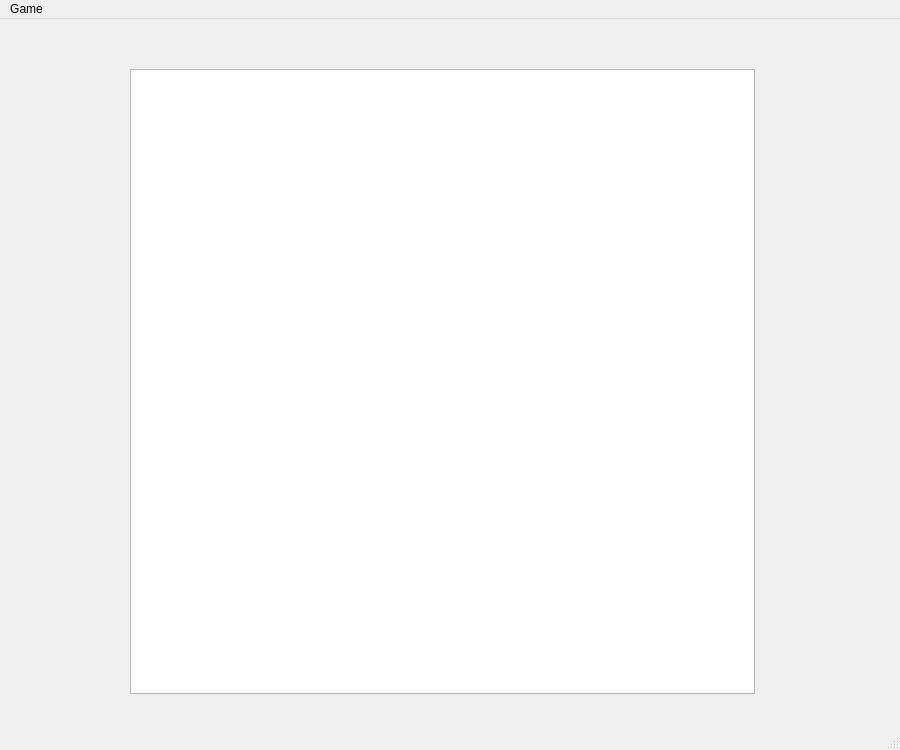
Old version of the form ChessBoard/views/ChessView.ui in the repository ijcuevas2/C-Plus-Plus-Chess.
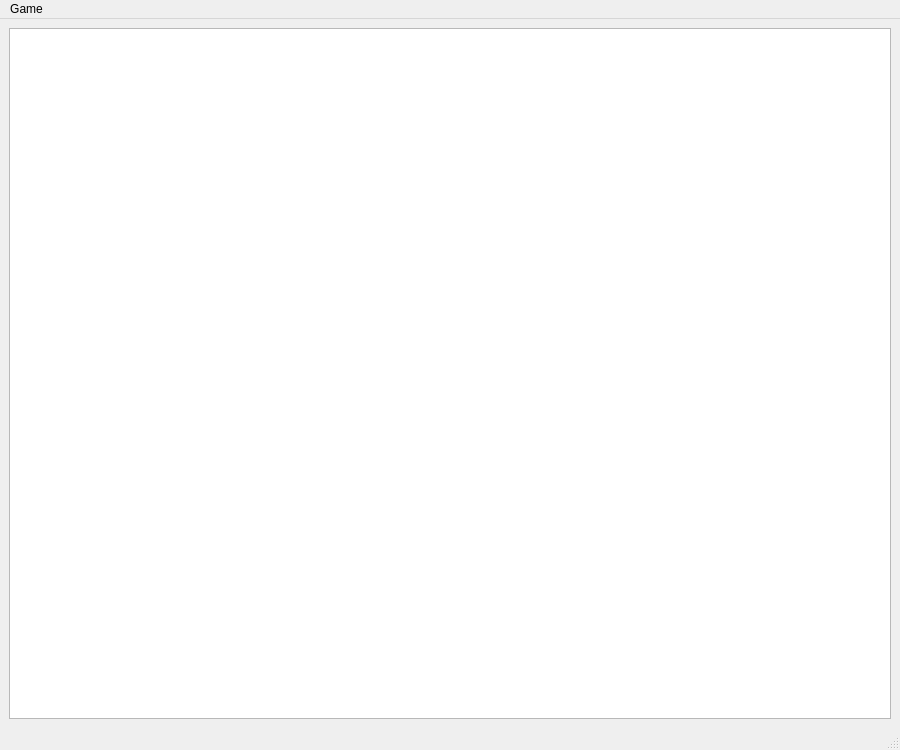
New version of the form.

Commit message: Adding CMake file and mediator class

Patch:
```diff
--- a/ChessBoard/views/ChessView.ui
+++ b/ChessBoard/views/ChessView.ui
@@ -29,22 +29,24 @@
    <string>MainWindow</string>
   </property>
   <widget class="QWidget" name="centralwidget">
-   <widget class="QGraphicsView" name="graphicsView">
-    <property name="geometry">
-     <rect>
-      <x>130</x>
-      <y>50</y>
-      <width>625</width>
-      <height>625</height>
-     </rect>
-    </property>
     <property name="sizePolicy">
      <sizepolicy hsizetype="Fixed" vsizetype="Fixed">
       <horstretch>0</horstretch>
       <verstretch>0</verstretch>
      </sizepolicy>
     </property>
-   </widget>
+   <layout class="QVBoxLayout" name="verticalLayout">
+    <item>
+     <widget class="QGraphicsView" name="graphicsView">
+      <property name="sizePolicy">
+       <sizepolicy hsizetype="Minimum" vsizetype="Minimum">
+        <horstretch>0</horstretch>
+        <verstretch>0</verstretch>
+       </sizepolicy>
+      </property>
+     </widget>
+    </item>
+   </layout>
   </widget>
   <widget class="QMenuBar" name="menubar">
    <property name="geometry">
```
Lines whose indentation alone changed are shown as unchanged. The commit also changes 22 other files.
